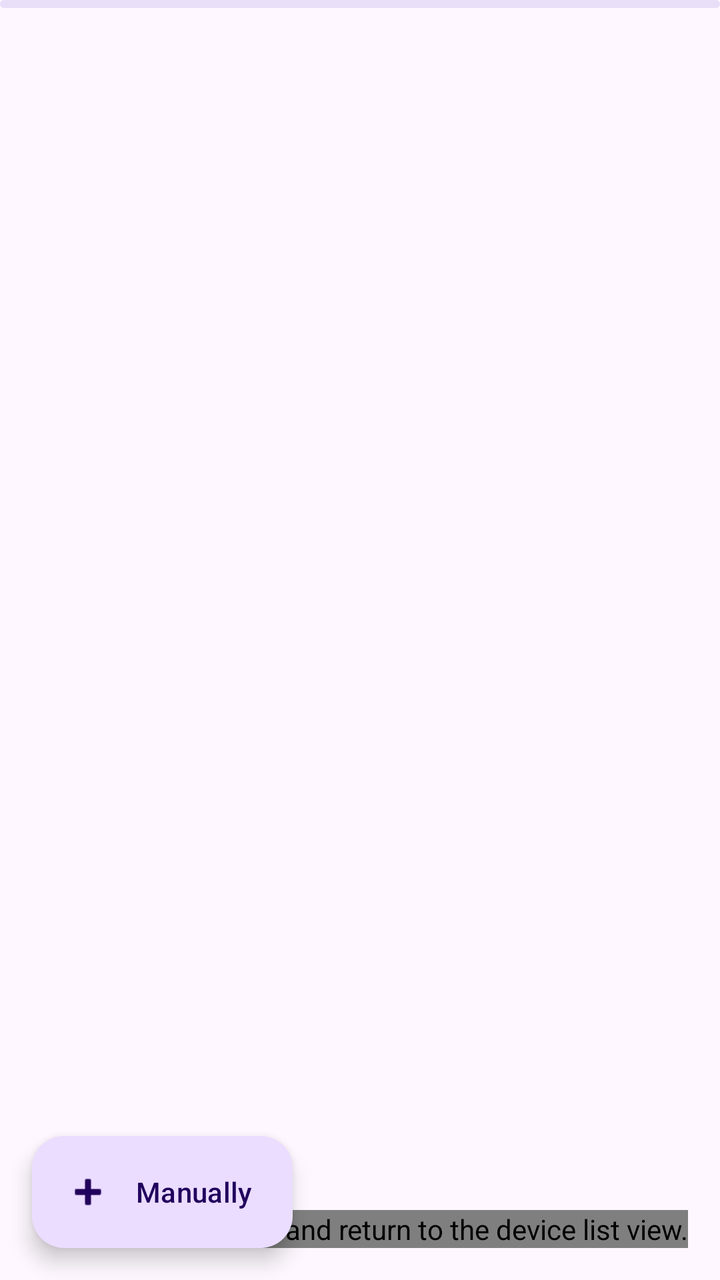
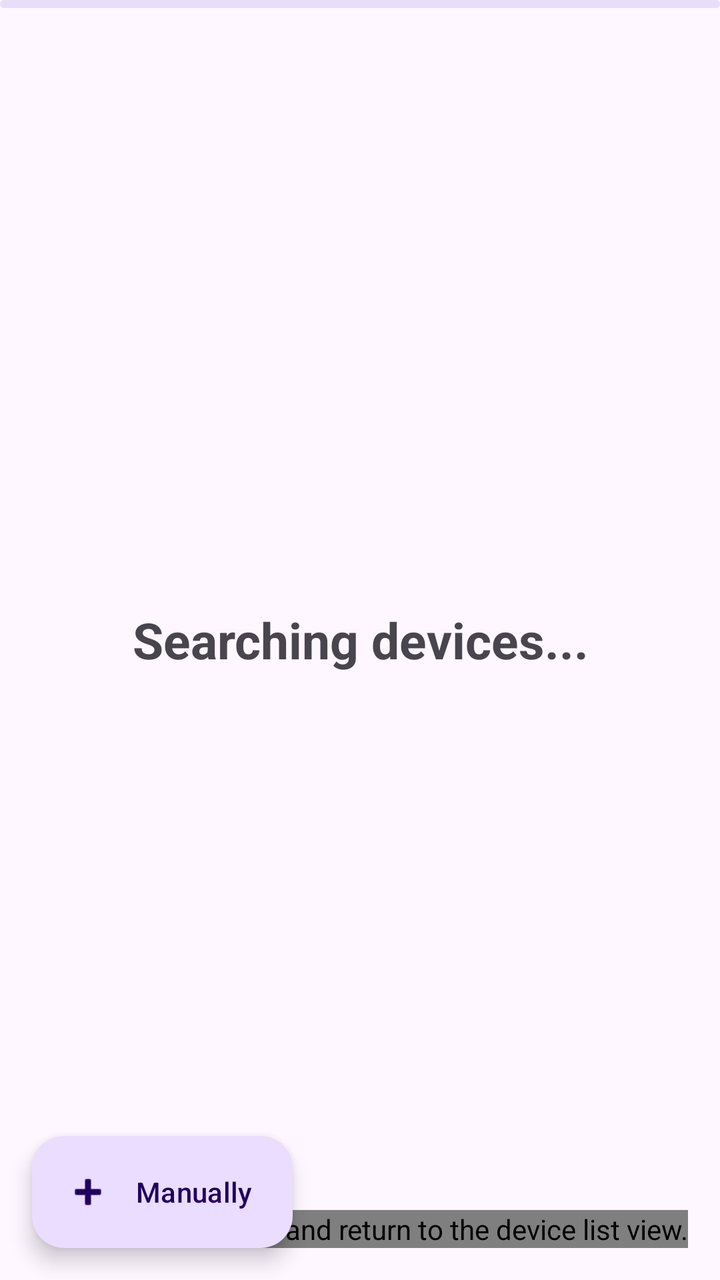

Screens rendered from an Android XML layout before and after an edit, with the pre-edit source and the edit as a unified diff.
<!-- AndroidManifest.xml: application theme Theme.AndrONVIF -->
<!-- res/layout/device_discovery_fragment.xml -->
<?xml version="1.0" encoding="utf-8"?>
<androidx.coordinatorlayout.widget.CoordinatorLayout
    xmlns:android="http://schemas.android.com/apk/res/android"
    xmlns:app="http://schemas.android.com/apk/res-auto"
    android:layout_width="match_parent"
    android:layout_height="match_parent">

    <LinearLayout
        android:layout_width="match_parent"
        android:layout_height="wrap_content"
        android:orientation="vertical">
        <RelativeLayout
            android:layout_width="match_parent"
            android:layout_height="wrap_content"
            android:gravity="center"
            android:id="@+id/listlinelayout">
            <com.google.android.material.progressindicator.LinearProgressIndicator
                android:id="@+id/discovery_progress"
                android:layout_width="match_parent"
                android:layout_height="wrap_content"
                android:indeterminate="true"
                android:max="1000"/>
        </RelativeLayout>
        <androidx.core.widget.NestedScrollView
            android:layout_width="match_parent"
            android:layout_height="match_parent">
            <androidx.recyclerview.widget.RecyclerView
                android:id="@+id/discovery_recycler_view"
                android:clipToPadding="false"
                android:layout_width="match_parent"
                android:layout_height="match_parent"
                android:orientation="vertical"
                app:layoutManager="androidx.recyclerview.widget.LinearLayoutManager">
            </androidx.recyclerview.widget.RecyclerView>
        </androidx.core.widget.NestedScrollView>
    </LinearLayout>
    <TextView
        android:id="@+id/no_device_found_lbl"
        android:layout_width="match_parent"
        android:layout_height="match_parent"
        android:gravity="center"
        android:visibility="gone"
        android:textSize="@dimen/text_size_large"
        android:textStyle="bold"
        android:text="@string/add_device_no_device_found" />

    <com.google.android.material.floatingactionbutton.ExtendedFloatingActionButton
        android:id="@+id/manual_add_btn"
        android:text="@string/add_device_manually"
        android:layout_width="wrap_content"
        android:layout_height="wrap_content"
        android:layout_gravity="bottom|start"
        android:layout_margin="@dimen/fab_margin"
        android:contentDescription="@string/device_discovery_add_contentdesc"
        app:srcCompat="@android:drawable/ic_input_add"
        app:icon="@android:drawable/ic_input_add"
        app:tint="?android:textColorPrimary"/>

    <net.quedale.andronvif.utils.AccessibleFloatingActionButton
        android:id="@+id/back"
        android:layout_width="wrap_content"
        android:layout_height="wrap_content"
        android:layout_gravity="bottom|end"
        android:layout_margin="@dimen/fab_margin"
        android:contentDescription="@string/device_discovery_cancel_contentdesc"
        app:srcCompat="@android:drawable/ic_menu_close_clear_cancel"
        app:tint="?android:textColorPrimary"/>
</androidx.coordinatorlayout.widget.CoordinatorLayout>
<!-- resources referenced by this layout -->
<resources>
  <dimen name="fab_margin">16dp</dimen>
  <dimen name="text_size_large">25sp</dimen>
  <string name="add_device_manually">Manually</string>
  <string name="add_device_no_device_found">No ONVIF device found on network.</string>
  <string name="device_discovery_add_contentdesc">Manually add a new device</string>
  <string name="device_discovery_cancel_contentdesc">Cancel discovery and return to the device list view.</string>
  <style name="Theme.AndrONVIF" parent="Base.Theme.AndrONVIF" />
  <style name="Base.Theme.AndrONVIF" parent="Theme.Material3.DayNight.NoActionBar">
      
      
    </style>
</resources>

<!-- the commit's change to res/layout/device_discovery_fragment.xml (unified diff, before → after) -->
@@ -35,6 +35,15 @@
         </androidx.core.widget.NestedScrollView>
     </LinearLayout>
     <TextView
+        android:id="@+id/searching_devices_lbl"
+        android:layout_width="match_parent"
+        android:layout_height="match_parent"
+        android:gravity="center"
+        android:textStyle="bold"
+        android:textSize="@dimen/text_size_large"
+        android:text="@string/searching_devices" />
+
+    <TextView
         android:id="@+id/no_device_found_lbl"
         android:layout_width="match_parent"
         android:layout_height="match_parent"
<!-- resource entries referenced after the edit -->
@@ -6,6 +6,7 @@
   <string name="add_device_no_device_found">No ONVIF device found on network.</string>
   <string name="device_discovery_add_contentdesc">Manually add a new device</string>
   <string name="device_discovery_cancel_contentdesc">Cancel discovery and return to the device list view.</string>
+  <string name="searching_devices">Searching devices...</string>
   <style name="Theme.AndrONVIF" parent="Base.Theme.AndrONVIF" />
   <style name="Base.Theme.AndrONVIF" parent="Theme.Material3.DayNight.NoActionBar">
       
